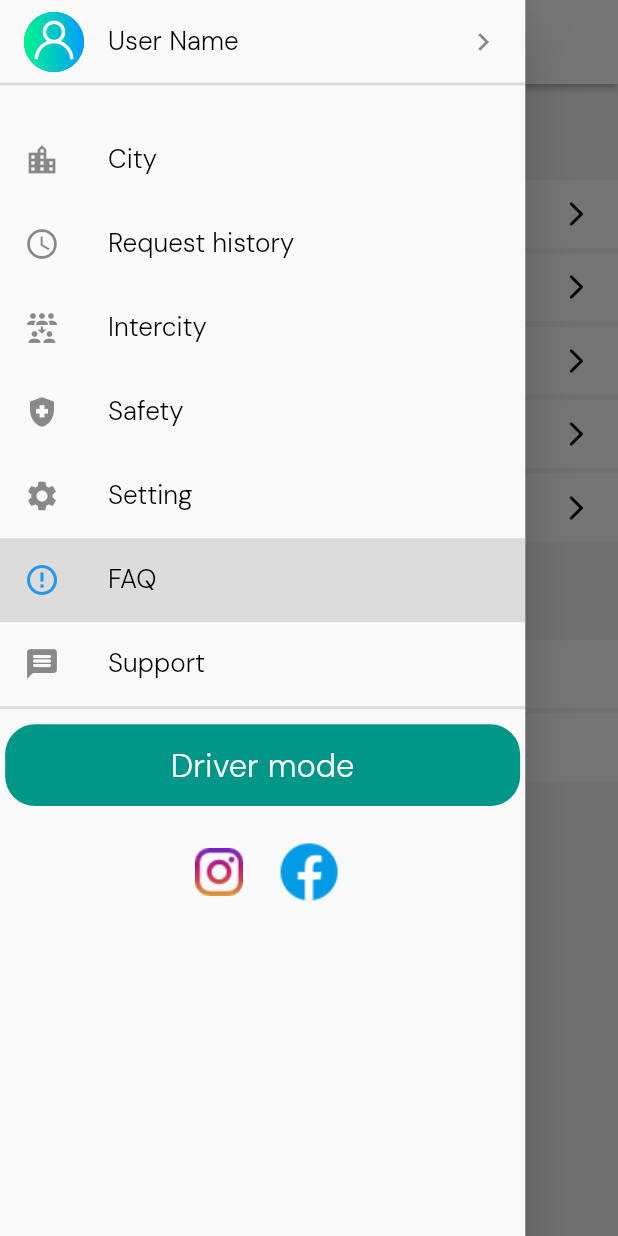
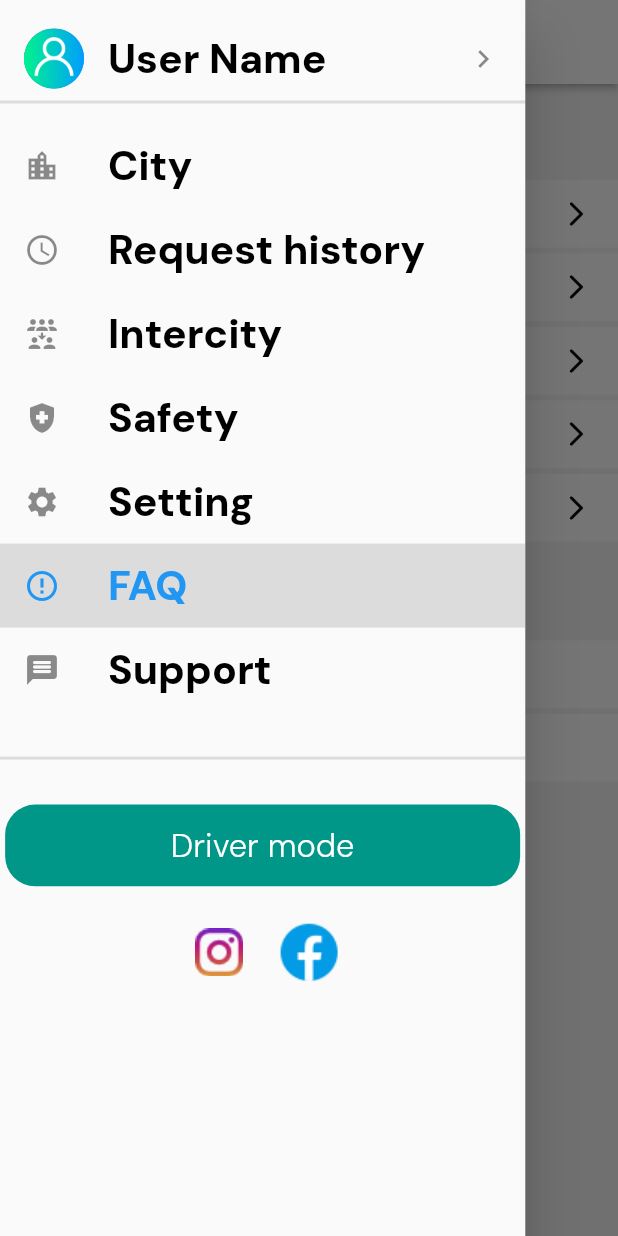
Before and after one commit to imranaziz1/WinDrive, a Flutter app: the FaqScreen screen opened directly, with the side drawer open, on a phone screen of 412 x 824 dp. Run offline on Flutter 3.47's test engine with Material 2 defaults, Android fonts, the light colour scheme and no system bars; our stand-ins replace flutter_screenutil, geolocator, google_fonts, google_maps_flutter, image_picker, intl_phone_number_input and 2 more; missing offline and left inert: flutter_polyline_points; Roboto replaces fonts that are missing (Poppins-LightItalic.ttf).

Commit message:
10/10/final/1234

```diff
--- a/lib/MenuDrawer/drawer_page.dart
+++ b/lib/MenuDrawer/drawer_page.dart
@@ -1,5 +1,4 @@
 import 'package:flutter/material.dart';
-import 'package:flutter_screenutil/flutter_screenutil.dart';
 import 'package:win_drive/CustomButtons/custom_button.dart';
 import 'package:win_drive/FAQ/faq.dart';
 import 'package:win_drive/Registration/registration.dart';
@@ -35,15 +34,23 @@ class _DrawerPageState extends State<DrawerPage> {
         child: Column(
 
           children: [
-            InkWell(
+            Container(
+              height: screenSize.height*0.1,
+
+              child: ListView(
+                padding: EdgeInsets.zero,
+                children: [
+                  Padding(
+                    padding: const EdgeInsets.only(top: 11.0),
+                    child: InkWell(
                       onTap: () {
                         Navigator.push(context,
                             MaterialPageRoute(builder: (context) => BasicInfo()));
                       },
                       child: ListTile(
                         selectedTileColor: Colors.pink.shade300,
-                title: Text("User Name",style: Theme.of(context).textTheme.bodySmall,),
-                trailing:  Icon(Icons.navigate_next,),
+                        title: Text("User Name"),
+                        trailing:  Icon(Icons.navigate_next),
                         leading: CircleAvatar(
                           child: Container(
                             width: 200,
@@ -52,21 +59,32 @@ class _DrawerPageState extends State<DrawerPage> {
                               image: DecorationImage(
                                 image: AssetImage('assets/imran/user.png'),
                                 fit: BoxFit.cover,
-
+                              ),
+                              borderRadius: BorderRadius.circular(13.9),
                             ),
                           ),
-                  ),)),),
+                        ),
+                      ),
+                    ),
+                  ),
+
 
                   Divider(
-              height: 1,
+                    height: 2,
                     thickness: 2,
                   ),
-                  SizedBox(height: 20.h,),
+
+
+                ],
+              ),
+            ),
+
+
             ListTile(
               selectedTileColor: Colors.black12,
               selected: widget.SelectedTab=='city'?true:false,
               leading: Icon(Icons.location_city),
-              title: Text('City',style:Theme.of(context).textTheme.bodySmall,),
+              title: Text('City'),
               onTap: () {
                 Navigator.push(context,
                     MaterialPageRoute(builder: (context) => HomePage()));
@@ -79,7 +97,7 @@ class _DrawerPageState extends State<DrawerPage> {
             ),
             ListTile(
               leading: Icon(Icons.access_time),
-              title: Text('Request history',style:Theme.of(context).textTheme.bodySmall,),
+              title: Text('Request history'),
               selectedTileColor: Colors.black12,
               selected: widget.SelectedTab=='history'?true:false,
 
@@ -96,7 +114,7 @@ class _DrawerPageState extends State<DrawerPage> {
             ),
             ListTile(
               leading: Icon(Icons.reduce_capacity_outlined),
-              title: Text('Intercity',style: Theme.of(context).textTheme.bodySmall,),
+              title: Text('Intercity'),
               selectedTileColor: Colors.black12,
               selected: widget.SelectedTab=='intercity'?true:false,
 
@@ -112,7 +130,7 @@ class _DrawerPageState extends State<DrawerPage> {
             ),
             ListTile(
               leading: Icon(Icons.health_and_safety),
-              title: Text('Safety',style:Theme.of(context).textTheme.bodySmall,),
+              title: Text('Safety'),
               selectedTileColor: Colors.black12,
               selected: widget.SelectedTab=='safety'?true:false,
 
@@ -128,7 +146,7 @@ class _DrawerPageState extends State<DrawerPage> {
             ),
             ListTile(
               leading: Icon(Icons.settings),
-              title: Text('Setting',style:Theme.of(context).textTheme.bodySmall,),
+              title: Text('Setting'),
               selectedTileColor: Colors.black12,
               selected: widget.SelectedTab=='setting'?true:false,
 
@@ -144,7 +162,7 @@ class _DrawerPageState extends State<DrawerPage> {
             ),
             ListTile(
               leading: Icon(Icons.error_outline_outlined),
-              title: Text('FAQ',style:Theme.of(context).textTheme.bodySmall,),
+              title: Text('FAQ'),
               selected: widget.SelectedTab=='faq'?true:false,
               selectedTileColor: Colors.black12,
 
@@ -160,7 +178,7 @@ class _DrawerPageState extends State<DrawerPage> {
             ),
             ListTile(
               leading: Icon(Icons.message_rounded),
-              title: Text('Support',style:Theme.of(context).textTheme.bodySmall,),
+              title: Text('Support'),
               selected: widget.SelectedTab=='support'?true:false,
               selectedTileColor: Colors.black12,
 
@@ -174,17 +192,20 @@ class _DrawerPageState extends State<DrawerPage> {
                     MaterialPageRoute(builder: (context) => Support()));
               },
             ),
+            SizedBox(height: 30,),
+
             Divider(
               height: 2,
               thickness: 2,
             ),
-            SizedBox(height: 10,),
+            SizedBox(height: 30,),
             CustomButton(
 
                 title: "Driver mode",
-                context: context,
-                onClick: () =>
-                    MaterialPageRoute(builder: (context) => Registration())),
+                onClick: () {
+                  Navigator.push(context,
+                      MaterialPageRoute(builder: (context) => Registration()));
+                }, context: context,),
             SizedBox(height: 20,),
 
             Row(
@@ -213,10 +234,6 @@ class _DrawerPageState extends State<DrawerPage> {
           ],
         ),
 
-
-
-
-
       ),
     );
   }
```
Lines whose indentation alone changed are shown as unchanged.
